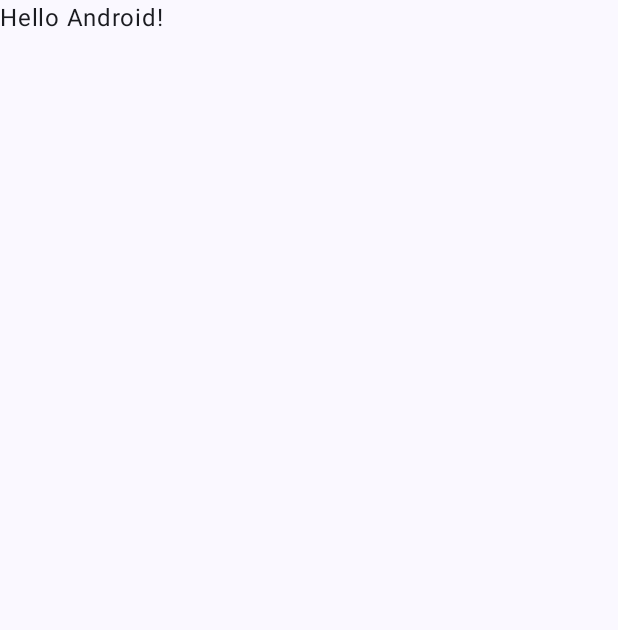
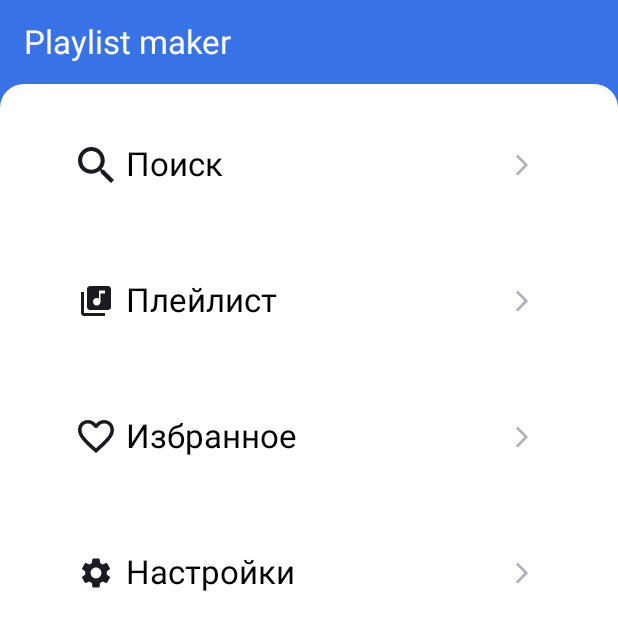
Before and after one commit to DronZed23/playlist-maker-android-VinogradovDmitry, an Android app built with Jetpack Compose: the screen it shows after launch (MainActivity), on a phone screen of 412 x 824 dp. Before the commit the part shown is almost empty. Shown: the top 630 px of the screen. Run offline under Robolectric (Android 15) with nearby library versions, the phone set to English and light mode, and no system bars.

Commit message:
feat/create_interFace

```diff
--- a/app/src/main/AndroidManifest.xml
+++ b/app/src/main/AndroidManifest.xml
@@ -21,6 +21,8 @@
                 <category android:name="android.intent.category.LAUNCHER" />
             </intent-filter>
         </activity>
+        <activity android:name=".SettingsActivity"></activity>
+        <activity android:name=".SearchActivity"></activity>
     </application>
 
 </manifest>
--- a/app/src/main/java/com/example/myapplication/MainActivity.kt
+++ b/app/src/main/java/com/example/myapplication/MainActivity.kt
@@ -1,17 +1,32 @@
 package com.example.myapplication
 
+import android.content.Intent
 import android.os.Bundle
+import android.widget.Toast
 import androidx.activity.ComponentActivity
 import androidx.activity.compose.setContent
 import androidx.activity.enableEdgeToEdge
-import androidx.compose.foundation.layout.fillMaxSize
-import androidx.compose.foundation.layout.padding
+import androidx.compose.foundation.background
+import androidx.compose.foundation.layout.*
+import androidx.compose.material3.Button
+import androidx.compose.material3.ButtonDefaults
+import androidx.compose.material3.MaterialTheme
 import androidx.compose.material3.Scaffold
 import androidx.compose.material3.Text
 import androidx.compose.runtime.Composable
+import androidx.compose.ui.Alignment
 import androidx.compose.ui.Modifier
+import androidx.compose.ui.graphics.Color
+import androidx.compose.ui.text.TextStyle
 import androidx.compose.ui.tooling.preview.Preview
+import androidx.compose.ui.unit.dp
+import androidx.compose.ui.unit.sp
 import com.example.myapplication.ui.theme.MyApplicationTheme
+import androidx.compose.foundation.shape.RoundedCornerShape
+import androidx.compose.foundation.Image
+import androidx.compose.ui.platform.LocalContext
+import androidx.compose.ui.res.painterResource
+import androidx.compose.ui.text.style.TextAlign
 
 class MainActivity : ComponentActivity() {
     override fun onCreate(savedInstanceState: Bundle?) {
@@ -20,10 +35,7 @@ class MainActivity : ComponentActivity() {
         setContent {
             MyApplicationTheme {
                 Scaffold(modifier = Modifier.fillMaxSize()) { innerPadding ->
-                    Greeting(
-                        name = "Android",
-                        modifier = Modifier.padding(innerPadding)
-                    )
+                    MainContent(modifier = Modifier.padding(innerPadding))
                 }
             }
         }
@@ -31,17 +43,107 @@ class MainActivity : ComponentActivity() {
 }
 
 @Composable
-fun Greeting(name: String, modifier: Modifier = Modifier) {
-    Text(
-        text = "Hello $name!",
-        modifier = modifier
+fun MainContent(modifier: Modifier = Modifier) {
+    Box(modifier = modifier.fillMaxSize().background(Color(0xFF3772E7))) {
+        Column(
+            modifier = Modifier.fillMaxSize(),
+            verticalArrangement = Arrangement.SpaceBetween // Распределение пространства между элементами
+        ) {
+            Header()
+            BottomWhiteBlock(modifier = Modifier.weight(1f)) // Используем weight для растягивания блока
+        }
+    }
+}
+
+@Composable
+fun Header() {
+    Box(
+        modifier = Modifier
+            .fillMaxWidth()
+            .height(56.dp)
+            .background(Color(0xFF3772E7)), // Цвет фона блока
+        contentAlignment = Alignment.CenterStart // Выравнивание текста по левому краю
+    ) {
+        Text(
+            text = "Playlist maker",
+            color = Color.White, // Цвет текста
+            style = customTextStyle(), // Применяем пользовательский стиль текста
+            modifier = Modifier.padding(start = 16.dp) // Отступ от левого края
+        )
+    }
+}
+
+// Функция для определения пользовательского стиля текста
+@Composable
+fun customTextStyle(): TextStyle {
+    return TextStyle(
+        fontSize = 22.sp, // Размер шрифта 22px (22sp в Compose)
+        lineHeight = 22.sp, // Установите lineHeight в соответствии с вашими требованиями (100% от fontSize)
+        letterSpacing = 0.sp // Установите letterSpacing в соответствии с вашими требованиями (по умолчанию 0)
     )
 }
 
-@Preview(showBackground = true)
 @Composable
-fun GreetingPreview() {
-    MyApplicationTheme {
-        Greeting("Android")
+fun BottomWhiteBlock(modifier: Modifier = Modifier) {
+    Column(
+        modifier = modifier
+            .fillMaxWidth()
+            .background(Color.White, shape = RoundedCornerShape(topStart = 16.dp, topEnd = 16.dp)) // Белый фон с закругленными углами сверху
+            .padding(top = 8.dp, start = 16.dp, end = 16.dp) // Внутренние отступы
+    ) {
+        ButtonWithPadding(text = "Поиск", leftIconResId = R.drawable.search, rightIconResId = R.drawable.contunie_btn, targetActivity = SearchActivity::class.java ) // Замените на ваш ресурс
+        ButtonWithPadding(text = "Плейлист", leftIconResId = R.drawable.music, rightIconResId = R.drawable.contunie_btn,targetActivity = SearchActivity::class.java) // Замените на ваш ресурс
+        ButtonWithPadding(text = "Избранное", leftIconResId = R.drawable.like, rightIconResId = R.drawable.contunie_btn,targetActivity = SearchActivity::class.java) // Замените на ваш ресурс
+        ButtonWithPadding(text = "Настройки", leftIconResId = R.drawable.setting, rightIconResId = R.drawable.contunie_btn, targetActivity = SettingsActivity::class.java) // Замените на ваш ресурс
     }
 }
+
+@Composable
+fun ButtonWithPadding(text: String, leftIconResId: Int, rightIconResId: Int, targetActivity: Class<*>) {
+    val context = LocalContext.current // Получаем контекст для использования в Toast
+
+    Button(
+        onClick = {
+            val intent = Intent(context, targetActivity)
+            context.startActivity(intent)
+        },
+        modifier = Modifier
+            .fillMaxWidth()
+            .padding(vertical = 21.dp) // Отступ сверху и снизу
+            .padding(horizontal = 12.dp), // Отступ по бокам
+        colors = ButtonDefaults.buttonColors(containerColor = Color.White) // Фон кнопки белый
+    ) {
+        Row(
+            modifier = Modifier.fillMaxWidth(),
+            verticalAlignment = Alignment.CenterVertically,
+            horizontalArrangement = Arrangement.SpaceBetween // Размещаем элементы по краям
+        ) {
+            // Левая иконка
+            Image(
+                painter = painterResource(id = leftIconResId),
+                contentDescription = null,
+                modifier = Modifier.size(24.dp) // Размер левой иконки
+            )
+
+            // Текст кнопки
+            Text(
+                text = text,
+                color = Color.Black, // Цвет текста (можно изменить)
+                modifier = Modifier.weight(1f) // Позволяем тексту занимать доступное пространство
+                    .padding(start = 8.dp), // Отступ между текстом и левой иконкой
+                style = TextStyle(
+                    fontSize = 22.sp, // Размер шрифта
+                    lineHeight = 22.sp, // Высота строки (можно настроить)
+                    textAlign = TextAlign.Left // Выравнивание текста по центру
+                )
+            )
+
+            // Правая иконка
+            Image(
+                painter = painterResource(id = rightIconResId),
+                contentDescription = null,
+                modifier = Modifier.size(24.dp) // Размер правой иконки
+            )
+        }
+    }
+}
--- /dev/null
+++ b/app/src/main/java/com/example/myapplication/SearchActivity.kt
@@ -0,0 +1,19 @@
+package com.example.myapplication
+
+import android.os.Bundle
+import androidx.activity.ComponentActivity
+import androidx.activity.compose.setContent
+import androidx.compose.material3.Text
+import androidx.compose.material3.MaterialTheme
+import androidx.compose.material3.Surface
+
+class SearchActivity : ComponentActivity() {
+    override fun onCreate(savedInstanceState: Bundle?) {
+        super.onCreate(savedInstanceState)
+        setContent {
+            Surface(color = MaterialTheme.colorScheme.background) {
+                Text(text = "Поиск")
+            }
+        }
+    }
+}
--- /dev/null
+++ b/app/src/main/java/com/example/myapplication/SettingsActivity.kt
@@ -0,0 +1,18 @@
+package com.example.myapplication
+import android.os.Bundle
+import androidx.activity.ComponentActivity
+import androidx.activity.compose.setContent
+import androidx.compose.material3.Text
+import androidx.compose.material3.MaterialTheme
+import androidx.compose.material3.Surface
+
+class SettingsActivity : ComponentActivity() {
+    override fun onCreate(savedInstanceState: Bundle?) {
+        super.onCreate(savedInstanceState)
+        setContent {
+            Surface(color = MaterialTheme.colorScheme.background) {
+                Text(text = "Настройки")
+            }
+        }
+    }
+}
--- /dev/null
+++ b/app/src/main/res/drawable/contunie_btn.xml
@@ -0,0 +1,9 @@
+<vector xmlns:android="http://schemas.android.com/apk/res/android" xmlns:aapt="http://schemas.android.com/aapt"
+    android:viewportWidth="24"
+    android:viewportHeight="24"
+    android:width="24dp"
+    android:height="24dp">
+    <path
+        android:pathData="M8 17.7485L9.21337 19L16 12L9.21337 5L8 6.25152L13.5733 12L8 17.7485Z"
+        android:fillColor="#AEAFB4" />
+</vector>
--- /dev/null
+++ b/app/src/main/res/drawable/like.xml
@@ -0,0 +1,9 @@
+<vector xmlns:android="http://schemas.android.com/apk/res/android"
+    android:width="20dp"
+    android:height="19dp"
+    android:viewportWidth="20"
+    android:viewportHeight="19">
+  <path
+      android:pathData="M14.5,0C12.76,0 11.09,0.81 10,2.09C8.91,0.81 7.24,0 5.5,0C2.42,0 0,2.42 0,5.5C0,9.28 3.4,12.36 8.55,17.04L10,18.35L11.45,17.03C16.6,12.36 20,9.28 20,5.5C20,2.42 17.58,0 14.5,0ZM10.1,15.55L10,15.65L9.9,15.55C5.14,11.24 2,8.39 2,5.5C2,3.5 3.5,2 5.5,2C7.04,2 8.54,2.99 9.07,4.36H10.94C11.46,2.99 12.96,2 14.5,2C16.5,2 18,3.5 18,5.5C18,8.39 14.86,11.24 10.1,15.55Z"
+      android:fillColor="#1A1B22"/>
+</vector>
--- /dev/null
+++ b/app/src/main/res/drawable/music.xml
@@ -0,0 +1,9 @@
+<vector xmlns:android="http://schemas.android.com/apk/res/android"
+    android:width="24dp"
+    android:height="24dp"
+    android:viewportWidth="24"
+    android:viewportHeight="24">
+  <path
+      android:pathData="M20,2H8C6.9,2 6,2.9 6,4V16C6,17.1 6.9,18 8,18H20C21.1,18 22,17.1 22,16V4C22,2.9 21.1,2 20,2ZM18,7H15V12.5C15,13.88 13.88,15 12.5,15C11.12,15 10,13.88 10,12.5C10,11.12 11.12,10 12.5,10C13.07,10 13.58,10.19 14,10.51V5H18V7ZM4,6H2V20C2,21.1 2.9,22 4,22H18V20H4V6Z"
+      android:fillColor="#1A1B22"/>
+</vector>
--- /dev/null
+++ b/app/src/main/res/drawable/search.xml
@@ -0,0 +1,9 @@
+<vector xmlns:android="http://schemas.android.com/apk/res/android" xmlns:aapt="http://schemas.android.com/aapt"
+    android:viewportWidth="19"
+    android:viewportHeight="19"
+    android:width="19dp"
+    android:height="19dp">
+    <path
+        android:pathData="M13.5792 11.9497H12.721L12.4168 11.6564C13.4814 10.418 14.1224 8.81018 14.1224 7.06118C14.1224 3.16124 10.9611 0 7.06118 0C3.16124 0 0 3.16124 0 7.06118C0 10.9611 3.16124 14.1224 7.06118 14.1224C8.81018 14.1224 10.418 13.4814 11.6564 12.4168L11.9497 12.721V13.5792L17.3814 19L19 17.3814L13.5792 11.9497ZM7.06118 11.9497C4.3562 11.9497 2.17267 9.76615 2.17267 7.06118C2.17267 4.3562 4.3562 2.17267 7.06118 2.17267C9.76615 2.17267 11.9497 4.3562 11.9497 7.06118C11.9497 9.76615 9.76615 11.9497 7.06118 11.9497Z"
+        android:fillColor="#1A1B22" />
+</vector>
--- /dev/null
+++ b/app/src/main/res/drawable/setting.xml
@@ -0,0 +1,9 @@
+<vector xmlns:android="http://schemas.android.com/apk/res/android"
+    android:width="24dp"
+    android:height="24dp"
+    android:viewportWidth="24"
+    android:viewportHeight="24">
+  <path
+      android:pathData="M19.14,12.94C19.18,12.64 19.2,12.33 19.2,12C19.2,11.68 19.18,11.36 19.13,11.06L21.16,9.48C21.34,9.34 21.39,9.07 21.28,8.87L19.36,5.55C19.24,5.33 18.99,5.26 18.77,5.33L16.38,6.29C15.88,5.91 15.35,5.59 14.76,5.35L14.4,2.81C14.36,2.57 14.16,2.4 13.92,2.4H10.08C9.84,2.4 9.65,2.57 9.61,2.81L9.25,5.35C8.66,5.59 8.12,5.92 7.63,6.29L5.24,5.33C5.02,5.25 4.77,5.33 4.65,5.55L2.74,8.87C2.62,9.08 2.66,9.34 2.86,9.48L4.89,11.06C4.84,11.36 4.8,11.69 4.8,12C4.8,12.31 4.82,12.64 4.87,12.94L2.84,14.52C2.66,14.66 2.61,14.93 2.72,15.13L4.64,18.45C4.76,18.67 5.01,18.74 5.23,18.67L7.62,17.71C8.12,18.09 8.65,18.41 9.24,18.65L9.6,21.19C9.65,21.43 9.84,21.6 10.08,21.6H13.92C14.16,21.6 14.36,21.43 14.39,21.19L14.75,18.65C15.34,18.41 15.88,18.09 16.37,17.71L18.76,18.67C18.98,18.75 19.23,18.67 19.35,18.45L21.27,15.13C21.39,14.91 21.34,14.66 21.15,14.52L19.14,12.94ZM12,15.6C10.02,15.6 8.4,13.98 8.4,12C8.4,10.02 10.02,8.4 12,8.4C13.98,8.4 15.6,10.02 15.6,12C15.6,13.98 13.98,15.6 12,15.6Z"
+      android:fillColor="#1A1B22"/>
+</vector>
```
